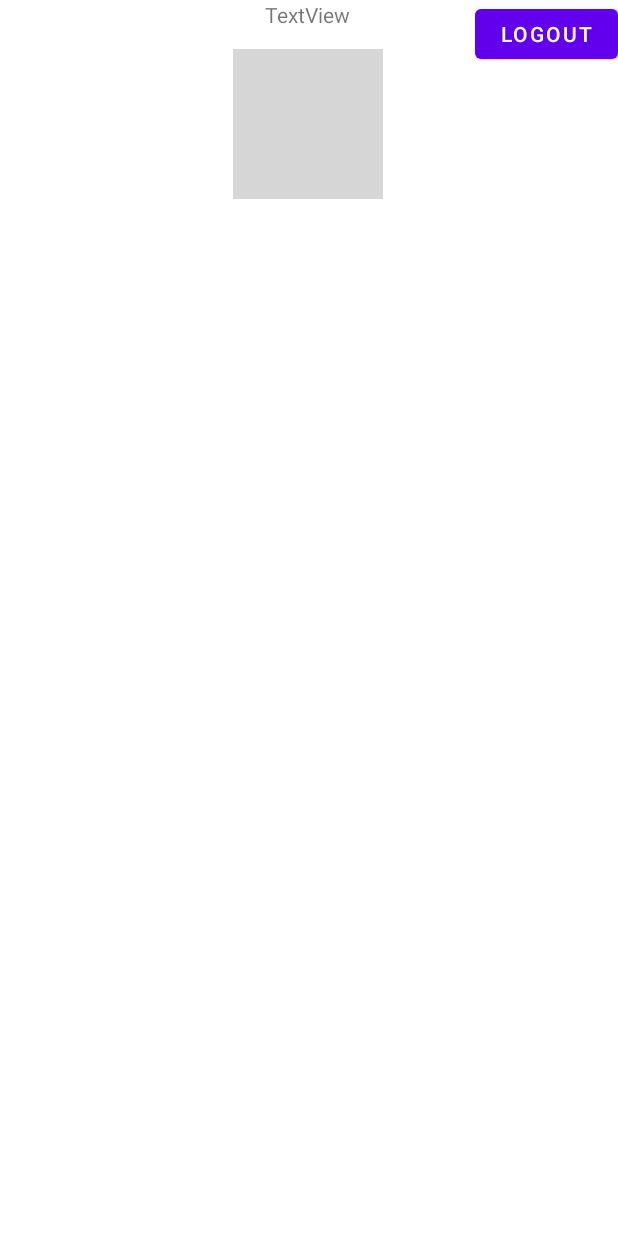
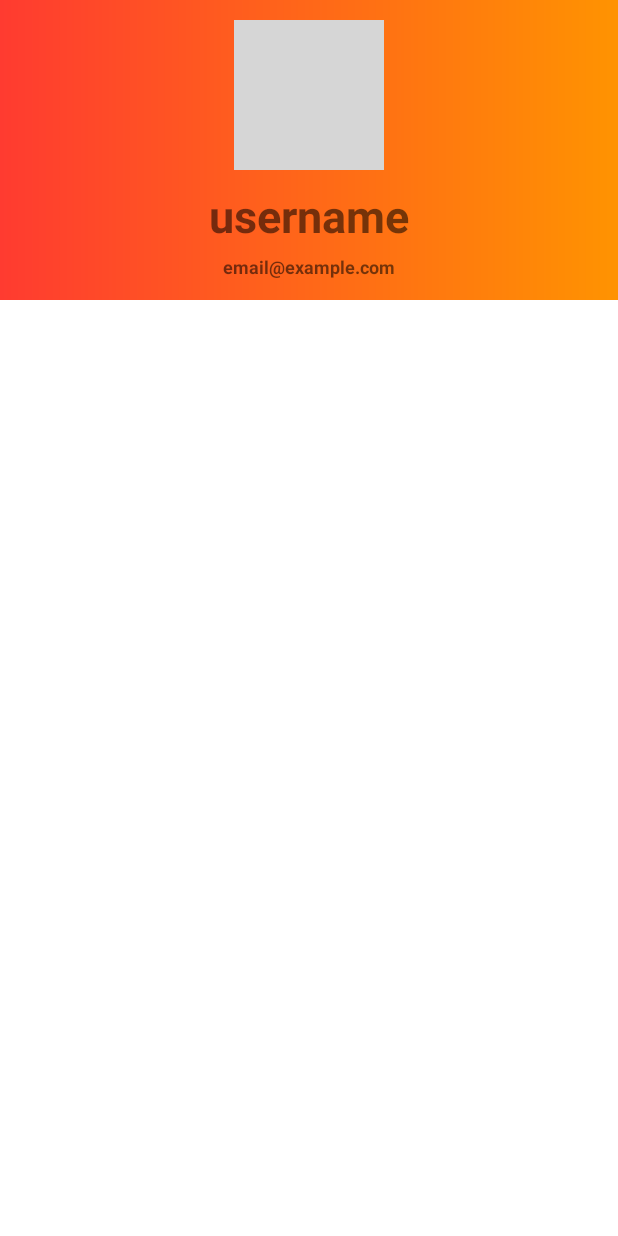
Before and after one commit to lorenzoromans/QRcatcher, an Android app: the layout fragment_notifications.xml on its own in the app's theme, with its tools: preview values and no code run, on a phone screen of 412 x 824 dp. Run offline under Robolectric (Android 15) with nearby library versions, the phone set to English and light mode, and no system bars; network calls fail; grey boxes are pictures that could not be loaded.

Commit message:
adjusted profile graphics

```diff
--- a/app/build.gradle
+++ b/app/build.gradle
@@ -78,5 +78,7 @@ dependencies {
     implementation 'com.android.volley:volley:1.2.1'
     implementation 'com.google.android.gms:play-services-vision:20.0.0'
 
+    //noinspection GradleCompatible
+    //implementation 'com.android.support:design:27.1.1'
 
 }
--- a/app/src/main/java/com/example/qrcatchermacc/ui/map/MapFragment.kt
+++ b/app/src/main/java/com/example/qrcatchermacc/ui/map/MapFragment.kt
@@ -64,7 +64,7 @@ class MapFragment : Fragment(), GoogleMap.OnMyLocationButtonClickListener,
         val rome = LatLng(41.890984526885234, 12.503624605850224)
         val cameraUpdate = CameraUpdateFactory.newLatLngZoom(rome, 15f)
         googleMap.animateCamera(cameraUpdate)
-        //googleMap.isMyLocationEnabled = true
+        googleMap.isMyLocationEnabled = true
         googleMap.setOnMyLocationButtonClickListener(this)
         googleMap.setOnMyLocationClickListener(this)
 
@@ -105,6 +105,7 @@ class MapFragment : Fragment(), GoogleMap.OnMyLocationButtonClickListener,
             val cameraUpdate = CameraUpdateFactory.newLatLngZoom(myLocation!!, 15f)
             map.animateCamera(cameraUpdate)
         }
+
 
         // Return false so that we don't consume the event and the default behavior still occurs
         // (the camera animates to the user's current position).
--- /dev/null
+++ b/app/src/main/res/drawable-v24/profile_bk.xml
@@ -0,0 +1,10 @@
+<?xml version="1.0" encoding="utf-8"?>
+<shape xmlns:android="http://schemas.android.com/apk/res/android" android:shape="rectangle" >
+    <gradient
+        android:angle="0"
+        android:centerX="35%"
+        android:startColor="#FF3B30"
+        android:endColor="#FF9301"
+        android:type="linear"
+        />
+</shape>
--- /dev/null
+++ b/app/src/main/res/drawable/ic_baseline_logout_24.xml
@@ -0,0 +1,5 @@
+<vector android:autoMirrored="true" android:height="24dp"
+    android:tint="#000000" android:viewportHeight="24"
+    android:viewportWidth="24" android:width="24dp" xmlns:android="http://schemas.android.com/apk/res/android">
+    <path android:fillColor="@android:color/white" android:pathData="M17,7l-1.41,1.41L18.17,11H8v2h10.17l-2.58,2.58L17,17l5,-5zM4,5h8V3H4c-1.1,0 -2,0.9 -2,2v14c0,1.1 0.9,2 2,2h8v-2H4V5z"/>
+</vector>
--- a/app/src/main/res/layout/fragment_notifications.xml
+++ b/app/src/main/res/layout/fragment_notifications.xml
@@ -6,20 +6,29 @@
     android:layout_height="match_parent"
     tools:context=".ui.notifications.NotificationsFragment">
 
-    <androidx.recyclerview.widget.RecyclerView
-        android:id="@+id/recyclerView"
+
+    <RelativeLayout
+        android:id="@+id/upperProfile"
         android:layout_width="match_parent"
-        android:layout_height="match_parent"
-        android:layout_marginTop="160dp"
-        app:layout_constraintBottom_toBottomOf="parent"
-        app:layout_constraintLeft_toLeftOf="parent"
-        app:layout_constraintRight_toRightOf="parent"
-        app:layout_constraintTop_toTopOf="parent" />
+        android:layout_height="0dp"
+        android:layout_gravity="bottom"
+        android:gravity="center"
+        app:layout_constraintEnd_toEndOf="parent"
+        app:layout_constraintStart_toStartOf="parent"
+        app:layout_constraintTop_toTopOf="parent">
+        <!--android:background="@color/profileBackground" -->
 
+        <View
+            android:layout_width="match_parent"
+            android:layout_height="200dp"
+            android:layout_alignParentTop="true"
+            android:background="@drawable/profile_bk" />
+        <!--
         <ImageView
             android:id="@+id/immagine"
             android:layout_width="100dp"
             android:layout_height="100dp"
+            android:layout_centerHorizontal="true"
             android:layout_marginTop="13dp"
             android:cropToPadding="false"
             app:layout_constraintEnd_toEndOf="parent"
@@ -27,37 +36,68 @@
             app:layout_constraintStart_toStartOf="parent"
             app:layout_constraintTop_toBottomOf="@+id/usernameShown"
             tools:src="@tools:sample/avatars" />
+        -->
+        <de.hdodenhof.circleimageview.CircleImageView
+            android:id="@+id/immagine"
+            android:layout_width="100dp"
+            android:layout_height="100dp"
+            android:layout_centerHorizontal="true"
+            android:layout_marginTop="13dp"
+            android:elevation="15dp"
+            app:civ_border_overlay="false"
+            app:layout_constraintEnd_toEndOf="parent"
+            app:layout_constraintHorizontal_bias="0.498"
+            app:layout_constraintStart_toStartOf="parent"
+            app:layout_constraintTop_toBottomOf="@+id/usernameShown"
+            tools:src="@tools:sample/avatars" />
 
-    <Button
-        android:id="@+id/logout"
-        android:layout_width="95dp"
-        android:layout_height="45dp"
-        android:text="Logout"
-        app:layout_constraintEnd_toEndOf="parent"
-        app:layout_constraintTop_toTopOf="parent" />
 
         <TextView
             android:id="@+id/usernameShown"
-        android:layout_width="wrap_content"
+            android:layout_width="247dp"
             android:layout_height="wrap_content"
-        android:text="TextView"
-        app:layout_constraintEnd_toEndOf="parent"
-        app:layout_constraintHorizontal_bias="0.498"
-        app:layout_constraintStart_toStartOf="parent"
-        app:layout_constraintTop_toTopOf="parent" />
+            android:layout_below="@+id/immagine"
+            android:layout_alignParentStart="true"
+            android:layout_alignParentEnd="true"
+            android:layout_marginStart="80dp"
+            android:layout_marginTop="10dp"
+            android:layout_marginEnd="80dp"
+            android:singleLine="true"
+            android:text="@string/username"
+            android:textAlignment="center"
+            android:textSize="30sp"
+            android:textStyle="bold" />
+
 
         <TextView
-        android:id="@+id/text_notifications"
+            android:id="@+id/emailShown"
+            android:layout_width="240dp"
+            android:layout_height="wrap_content"
+            android:layout_below="@+id/usernameShown"
+            android:layout_alignParentStart="true"
+            android:layout_alignParentEnd="true"
+            android:layout_centerHorizontal="true"
+            android:layout_marginStart="80dp"
+            android:layout_marginTop="5dp"
+            android:layout_marginEnd="80dp"
+            android:singleLine="true"
+            android:text="@string/email_example_com"
+            android:textAlignment="center"
+            android:textSize="12sp"
+            android:textStyle="bold" />
+
+    </RelativeLayout>
+
+    <androidx.recyclerview.widget.RecyclerView
+        android:id="@+id/recyclerView"
         android:layout_width="match_parent"
-        android:layout_height="wrap_content"
-        android:layout_marginStart="8dp"
-        android:layout_marginTop="8dp"
-        android:layout_marginEnd="8dp"
-        android:textAlignment="center"
-        android:textSize="20sp"
+        android:layout_height="match_parent"
+        android:layout_marginTop="200dp"
         app:layout_constraintBottom_toBottomOf="parent"
-        app:layout_constraintEnd_toEndOf="parent"
-        app:layout_constraintStart_toStartOf="parent"
-        app:layout_constraintTop_toTopOf="parent" />
+        app:layout_constraintLeft_toLeftOf="parent"
+        app:layout_constraintRight_toRightOf="parent"
+        app:layout_constraintTop_toTopOf="parent"
+        app:layout_constraintTop_toBottomOf="@id/upperProfile"/>
+
 
 </androidx.constraintlayout.widget.ConstraintLayout>
--- a/app/src/main/res/values/colors.xml
+++ b/app/src/main/res/values/colors.xml
@@ -17,4 +17,6 @@
     <color name="colorTitle">#ffffff</color>
     <color name="colorGray">#dedede</color>
 
+
+
 </resources>
--- a/app/src/main/res/values/dimens.xml
+++ b/app/src/main/res/values/dimens.xml
@@ -2,4 +2,5 @@
     <!-- Default screen margins, per the Android Design guidelines. -->
     <dimen name="activity_horizontal_margin">16dp</dimen>
     <dimen name="activity_vertical_margin">16dp</dimen>
+
 </resources>
--- a/app/src/main/res/values/strings.xml
+++ b/app/src/main/res/values/strings.xml
@@ -13,6 +13,10 @@
     <string name="profile">Profile</string>
     <string name="games">Games</string>
     <string name="logout">logout</string>
-    <!-- TODO: Remove or change this placeholder text -->
-    <string name="hello_blank_fragment">Hello blank fragment</string>
+
+    <!--strings for profile-->
+    <string name="title_activity_profile">Profile</string>
+    <string name="action_settings">Settings</string>
+    <string name="username">username</string>
+    <string name="email_example_com">email@example.com</string>
 </resources>
```
Also changed, not shown: app/src/main/java/com/example/qrcatchermacc/ui/notifications/NotificationsFragment.kt (+54 -14 lines), app/src/main/res/layout/card_layout.xml (+12 -4 lines), app/src/main/res/menu/menu_profile.xml (added, +9 -0 lines). Lines whose indentation alone changed are shown as unchanged.
